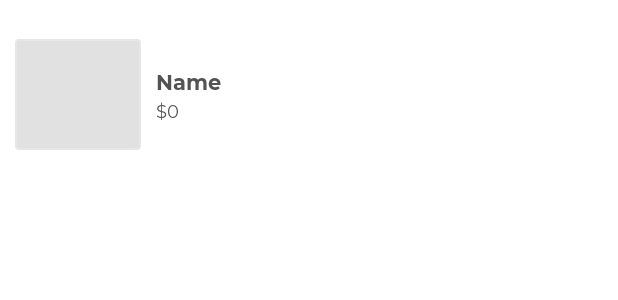
After one commit to ahsa91/SuperCleanerApp, an Android app: the layout item_list_layout_reserved_service_fragment.xml on its own in the app's theme, with its tools: preview values and no code run, on a phone screen of 412 x 824 dp. The commit adds this screen. Shown: the top 300 px of the screen. Run offline under Robolectric (Android 15) with nearby library versions, the phone set to English and light mode, and no system bars.

Commit message:
reserved servicee displaying

```diff
--- a/SuperCleanerApp-master/SuperCleaner/app/src/main/java/my/supercleanerapp/ui/activites/CheckoutActivity.kt
+++ b/SuperCleanerApp-master/SuperCleaner/app/src/main/java/my/supercleanerapp/ui/activites/CheckoutActivity.kt
@@ -41,7 +41,7 @@ class CheckoutActivity : BaseActivity() {
     private var mSubTotal: Double = 0.0
     private var mTotalAmount: Double = 0.0
     private var mPaymentMethod: String=""
-    private var mReservationDetails: Reservation = Reservation()
+    private lateinit var mReservationDetails: Reservation
 
     override fun onCreate(savedInstanceState: Bundle?) {
         super.onCreate(savedInstanceState)
--- a/SuperCleanerApp-master/SuperCleaner/app/src/main/java/my/supercleanerapp/ui/activites/DashboardActivity.kt
+++ b/SuperCleanerApp-master/SuperCleaner/app/src/main/java/my/supercleanerapp/ui/activites/DashboardActivity.kt
@@ -63,9 +63,11 @@ class DashboardActivity : BaseActivity() {
         val menu: Menu = navView.menu
         val navigationServicesItem: MenuItem = menu.findItem(R.id.navigation_services)
         val navigationReservedServicesItem: MenuItem = menu.findItem(R.id.navigation_reserved_service)
+        val navigationReservationServiceItem: MenuItem = menu.findItem(R.id.navigation_reservations)
         if (userAppAdmin) {
             navigationServicesItem.isVisible = true
             navigationReservedServicesItem.isVisible = true
+            navigationReservationServiceItem.isVisible = false
 
         } else {
             navigationServicesItem.isVisible = false
@@ -77,10 +79,12 @@ class DashboardActivity : BaseActivity() {
         val navBottomMenu: Menu = navBottomView.menu
         val navBottomServicesItem: MenuItem = navBottomMenu.findItem(R.id.navigation_services)
         val navBottomReservedServicesItem: MenuItem = navBottomMenu.findItem(R.id.navigation_reserved_service)
-
+        val navBottomReservationServicesItem: MenuItem = navBottomMenu.findItem(R.id.navigation_reservations)
         if (userAppAdmin) {
             navBottomServicesItem.isVisible = true
             navBottomReservedServicesItem.isVisible = true
+            navBottomReservationServicesItem.isVisible = false
+
         } else {
             navBottomServicesItem.isVisible = false
             navBottomReservedServicesItem.isVisible = false
--- a/SuperCleanerApp-master/SuperCleaner/app/src/main/res/layout/fragment_reserved_service.xml
+++ b/SuperCleanerApp-master/SuperCleaner/app/src/main/res/layout/fragment_reserved_service.xml
@@ -9,7 +9,7 @@
     tools:context=".ui.fragments.ReservedServiceFragment">
 
     <androidx.recyclerview.widget.RecyclerView
-        android:id="@+id/rv_sold_product_items"
+        android:id="@+id/rv_reserved_service_items"
         android:layout_width="match_parent"
         android:layout_height="match_parent"
         android:visibility="gone"
@@ -19,7 +19,7 @@
         app:layout_constraintTop_toTopOf="parent" />
 
     <TextView
-        android:id="@+id/tv_no_sold_products_found"
+        android:id="@+id/tv_no_reserved_service_found"
         android:layout_width="match_parent"
         android:layout_height="wrap_content"
         android:text="@string/no_services_reserved_yet"
--- /dev/null
+++ b/SuperCleanerApp-master/SuperCleaner/app/src/main/res/layout/item_list_layout_reserved_service_fragment.xml
@@ -0,0 +1,64 @@
+<?xml version="1.0" encoding="utf-8"?>
+<androidx.constraintlayout.widget.ConstraintLayout xmlns:android="http://schemas.android.com/apk/res/android"
+    xmlns:app="http://schemas.android.com/apk/res-auto"
+    xmlns:tools="http://schemas.android.com/tools"
+    android:layout_width="match_parent"
+    android:layout_height="wrap_content"
+    android:layout_marginTop="@dimen/item_list_marginTop"
+    android:background="@color/colorWhite"
+    android:orientation="vertical"
+    android:padding="@dimen/item_list_padding">
+
+    <LinearLayout
+        android:id="@+id/ll_item_image"
+        android:layout_width="wrap_content"
+        android:layout_height="wrap_content"
+        android:background="@drawable/rv_item_image_background"
+        android:padding="@dimen/item_image_padding"
+        app:layout_constraintBottom_toBottomOf="parent"
+        app:layout_constraintStart_toStartOf="parent"
+        app:layout_constraintTop_toTopOf="parent">
+
+        <ImageView
+            android:id="@+id/iv_item_image"
+            android:layout_width="@dimen/item_image_width"
+            android:layout_height="@dimen/item_image_height"
+            android:contentDescription="@string/content_description"
+            android:scaleType="fitXY" />
+    </LinearLayout>
+
+
+    <LinearLayout
+        android:id="@+id/ll_service_details"
+        android:layout_width="0dp"
+        android:layout_height="wrap_content"
+        android:layout_marginStart="@dimen/item_image_title_price_marginStart"
+        android:layout_marginEnd="@dimen/item_image_title_price_marginStart"
+        android:gravity="center"
+        android:orientation="vertical"
+        app:layout_constraintBottom_toBottomOf="parent"
+        app:layout_constraintStart_toEndOf="@id/ll_item_image"
+        app:layout_constraintTop_toTopOf="parent">
+
+        <my.supercleanerapp.utils.SCATextViewBold
+            android:id="@+id/tv_item_name"
+            android:layout_width="match_parent"
+            android:layout_height="wrap_content"
+            android:textColor="@color/item_value_text_color"
+            android:textSize="@dimen/rv_item_name_textSize"
+            tools:text="Name" />
+
+        <my.supercleanerapp.utils.SCATextView
+            android:id="@+id/tv_item_price"
+            android:layout_width="match_parent"
+            android:layout_height="wrap_content"
+            android:layout_marginTop="@dimen/rv_item_price_marginTop"
+            android:textColor="@color/item_value_text_color"
+            android:textSize="@dimen/rv_item_price_textSize"
+            android:textStyle="bold"
+            tools:text="$0" />
+    </LinearLayout>
+
+
+
+</androidx.constraintlayout.widget.ConstraintLayout>
```
Also changed, not shown: SuperCleanerApp-master/SuperCleaner/app/src/main/java/my/supercleanerapp/firestore/FirestoreClass.kt (+43 -0 lines), SuperCleanerApp-master/SuperCleaner/app/src/main/java/my/supercleanerapp/ui/adapters/ReservedServicesListAdapter.kt (added, +53 -0 lines), SuperCleanerApp-master/SuperCleaner/app/src/main/java/my/supercleanerapp/ui/fragments/ReservedServiceFragment.kt (+51 -2 lines).
